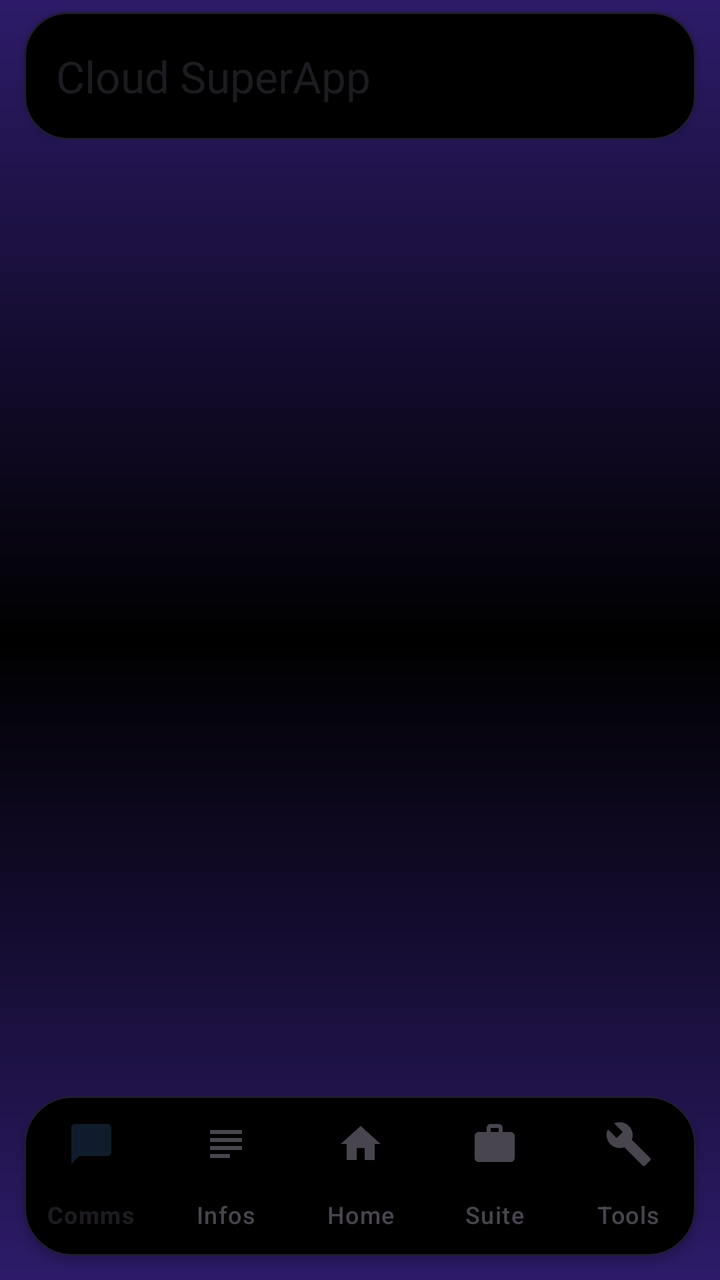
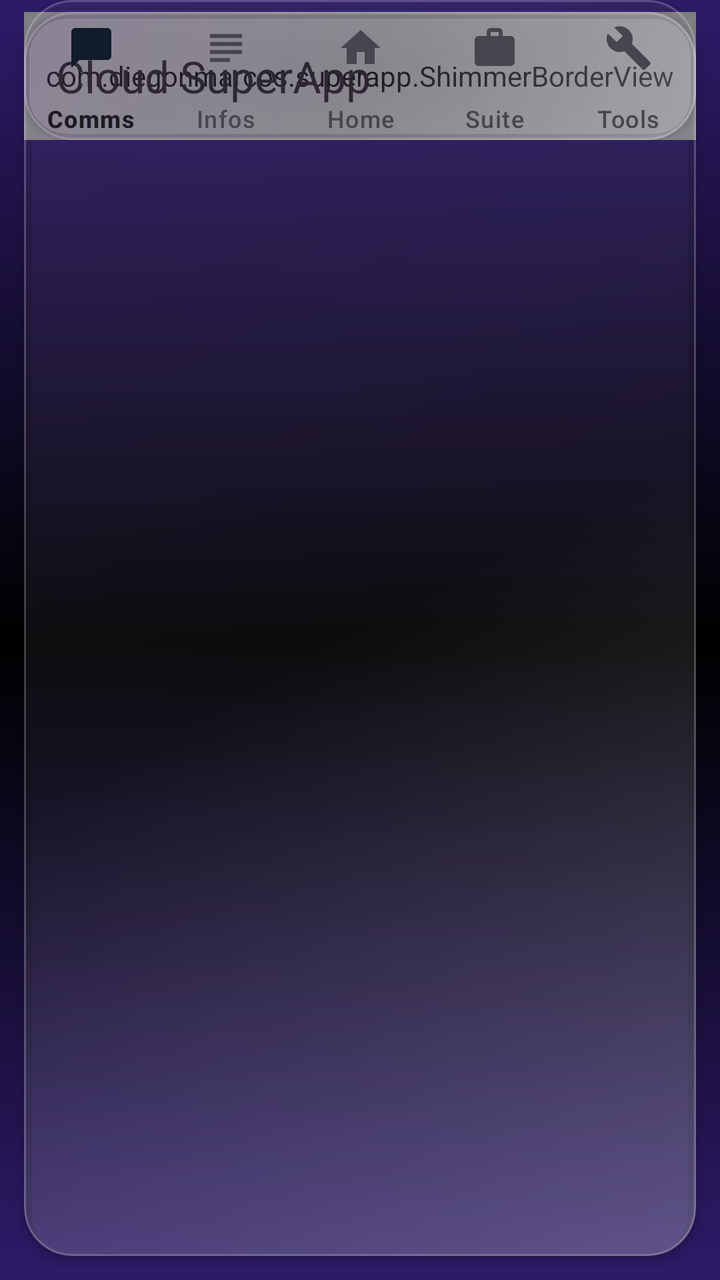

Before-and-after screenshots of an Android layout around one commit, followed by the original layout XML and the change that was made.
<!-- AndroidManifest.xml: application theme Theme.Superapp -->
<!-- res/layout/activity_main.xml -->
<?xml version="1.0" encoding="utf-8"?>
<androidx.drawerlayout.widget.DrawerLayout
    xmlns:android="http://schemas.android.com/apk/res/android"
    xmlns:app="http://schemas.android.com/apk/res-auto"
    xmlns:tools="http://schemas.android.com/tools"
    android:id="@+id/drawer_layout"
    android:layout_width="match_parent"
    android:layout_height="match_parent"
    android:fitsSystemWindows="true"
    tools:openDrawer="start">

    <androidx.coordinatorlayout.widget.CoordinatorLayout
        android:layout_width="match_parent"
        android:layout_height="match_parent"
        android:background="@drawable/bg_gradient_black_purple">

        
        <com.google.android.material.appbar.AppBarLayout
            android:id="@+id/app_bar"
            android:layout_width="match_parent"
            android:layout_height="wrap_content"
            android:background="@android:color/transparent"
            android:fitsSystemWindows="true"
            app:liftOnScroll="false">

            
            <com.google.android.material.card.MaterialCardView
                android:id="@+id/toolbar_island"
                android:layout_width="match_parent"
                android:layout_height="wrap_content"
                android:layout_marginStart="12dp"
                android:layout_marginEnd="12dp"
                android:layout_marginTop="6dp"
                app:cardCornerRadius="22dp"
                app:cardElevation="2dp"
                app:cardBackgroundColor="@color/glass_bg"
                app:strokeWidth="1dp"
                app:strokeColor="@color/glass_border">

                <com.google.android.material.appbar.MaterialToolbar
                    android:id="@+id/toolbar"
                    android:layout_width="match_parent"
                    android:layout_height="?attr/actionBarSize"
                    android:background="@android:color/transparent"
                    app:titleCentered="false"
                    app:titleTextAppearance="?attr/textAppearanceTitleLarge"
                    app:title="@string/app_name" />

            </com.google.android.material.card.MaterialCardView>
        </com.google.android.material.appbar.AppBarLayout>

        
        <androidx.fragment.app.FragmentContainerView
            android:id="@+id/fragment_container"
            android:layout_width="match_parent"
            android:layout_height="match_parent"
            android:layout_marginBottom="96dp"
            app:layout_behavior="@string/appbar_scrolling_view_behavior" />

        
        <com.google.android.material.card.MaterialCardView
            android:id="@+id/bottom_nav_island"
            android:layout_width="match_parent"
            android:layout_height="wrap_content"
            android:layout_gravity="bottom"
            android:layout_marginStart="12dp"
            android:layout_marginEnd="12dp"
            android:layout_marginBottom="12dp"
            app:cardCornerRadius="24dp"
            app:cardElevation="3dp"
            app:cardBackgroundColor="@color/glass_bg"
            app:strokeWidth="1dp"
            app:strokeColor="@color/glass_border">

            <com.google.android.material.bottomnavigation.BottomNavigationView
                android:id="@+id/bottom_nav"
                android:layout_width="match_parent"
                android:layout_height="wrap_content"
                android:background="@android:color/transparent"
                app:labelVisibilityMode="labeled"
                app:menu="@menu/bottom_nav" />

        </com.google.android.material.card.MaterialCardView>
    </androidx.coordinatorlayout.widget.CoordinatorLayout>

    
    <include layout="@layout/view_drawer_panel" />

</androidx.drawerlayout.widget.DrawerLayout>
<!-- res/layout/view_drawer_panel.xml (included above) -->
<?xml version="1.0" encoding="utf-8"?>
<LinearLayout xmlns:android="http://schemas.android.com/apk/res/android"
    xmlns:app="http://schemas.android.com/apk/res-auto"
    android:id="@+id/drawer_panel"
    android:layout_width="280dp"
    android:layout_height="match_parent"
    android:layout_gravity="start"
    android:background="?attr/colorSurface"
    android:fitsSystemWindows="true"
    android:orientation="vertical">

    <com.google.android.material.tabs.TabLayout
        android:id="@+id/drawer_tabs"
        android:layout_width="match_parent"
        android:layout_height="wrap_content"
        app:tabGravity="fill"
        app:tabMode="fixed" />

    
    <com.google.android.material.tabs.TabLayout
        android:id="@+id/drawer_page_tabs"
        android:layout_width="match_parent"
        android:layout_height="wrap_content"
        android:background="?attr/colorSurfaceVariant"
        android:visibility="gone"
        app:tabMode="scrollable"
        app:tabContentStart="8dp"
        app:tabPaddingStart="12dp"
        app:tabPaddingEnd="12dp"
        app:tabTextAppearance="?attr/textAppearanceLabelMedium" />

    <androidx.fragment.app.FragmentContainerView
        android:id="@+id/drawer_content"
        android:layout_width="match_parent"
        android:layout_height="0dp"
        android:layout_weight="1" />
</LinearLayout>
<!-- resources referenced by this layout -->
<resources>
  <color name="glass_bg">#FF000000</color>
  <color name="glass_border">#33A78BFA</color>
  <!-- drawable bg_gradient_black_purple (drawable) -->
  <?xml version="1.0" encoding="utf-8"?>
  <shape xmlns:android="http://schemas.android.com/apk/res/android"
      android:shape="rectangle">
      <gradient
          android:type="linear"
          android:angle="270"
          android:startColor="#FF2D1B69"
          android:centerColor="#FF000000"
          android:endColor="#FF2D1B69" />
  </shape>
  <string name="app_name">Cloud SuperApp</string>
  <style name="Theme.Superapp" parent="Theme.Material3.DayNight.NoActionBar">
          
          <item name="colorPrimary">@color/cloud_primary</item>
          <item name="colorOnPrimary">@color/cloud_on_primary</item>
          <item name="colorPrimaryContainer">@color/cloud_primary_container</item>
          <item name="colorOnPrimaryContainer">@color/cloud_on_primary_container</item>
          <item name="colorSecondary">@color/cloud_secondary</item>
          <item name="colorSecondaryContainer">@color/cloud_secondary_container</item>
          <item name="colorOnSecondaryContainer">@color/cloud_on_secondary_container</item>
          <item name="colorTertiary">@color/cloud_tertiary</item>
          <item name="colorTertiaryContainer">@color/cloud_tertiary_container</item>
  
          
          <item name="android:windowBackground">@drawable/bg_gradient_black_purple</item>
          <item name="android:colorBackground">#FF000000</item>
  
          
          <item name="android:statusBarColor" tools:targetApi="lollipop">@android:color/transparent</item>
          <item name="android:navigationBarColor" tools:targetApi="lollipop">@android:color/transparent</item>
          <item name="android:windowDrawsSystemBarBackgrounds" tools:targetApi="lollipop">true</item>
          <item name="android:windowLightStatusBar" tools:targetApi="m">false</item>
          <item name="android:windowLightNavigationBar" tools:targetApi="o_mr1">false</item>
          <item name="android:enforceStatusBarContrast" tools:targetApi="q">false</item>
          <item name="android:enforceNavigationBarContrast" tools:targetApi="q">false</item>
  
          
          <item name="bottomNavigationStyle">@style/Widget.CloudSuperApp.BottomNavigationView</item>
      </style>
  <color name="cloud_primary">#FF1565C0</color>
  <color name="cloud_on_primary">#FFFFFFFF</color>
  <color name="cloud_primary_container">#FFD0E4FF</color>
  <color name="cloud_on_primary_container">#FF001D36</color>
  <color name="cloud_secondary">#FF535F70</color>
  <color name="cloud_secondary_container">#FFD7E3F7</color>
  <color name="cloud_on_secondary_container">#FF101C2B</color>
  <color name="cloud_tertiary">#FF6B5778</color>
  <color name="cloud_tertiary_container">#FFF3DAFF</color>
  <style name="Widget.CloudSuperApp.BottomNavigationView" parent="Widget.Material3.BottomNavigationView">
          <item name="itemActiveIndicatorStyle">@style/Widget.CloudSuperApp.BottomNavigationView.ActiveIndicator</item>
      </style>
  <style name="Widget.CloudSuperApp.BottomNavigationView.ActiveIndicator" parent="Widget.Material3.BottomNavigationView.ActiveIndicator">
          <item name="android:color">@color/cloud_primary_container</item>
      </style>
</resources>

<!-- the commit's change to res/layout/activity_main.xml (unified diff, before → after) -->
@@ -24,29 +24,46 @@
             app:liftOnScroll="false">
 
             
-            <com.google.android.material.card.MaterialCardView
-                android:id="@+id/toolbar_island"
+            
+            <FrameLayout
                 android:layout_width="match_parent"
                 android:layout_height="wrap_content"
                 android:layout_marginStart="12dp"
                 android:layout_marginEnd="12dp"
-                android:layout_marginTop="6dp"
-                app:cardCornerRadius="22dp"
-                app:cardElevation="2dp"
-                app:cardBackgroundColor="@color/glass_bg"
-                app:strokeWidth="1dp"
-                app:strokeColor="@color/glass_border">
+                android:layout_marginTop="6dp">
 
-                <com.google.android.material.appbar.MaterialToolbar
-                    android:id="@+id/toolbar"
+                <com.google.android.material.card.MaterialCardView
+                    android:id="@+id/toolbar_island"
                     android:layout_width="match_parent"
-                    android:layout_height="?attr/actionBarSize"
-                    android:background="@android:color/transparent"
-                    app:titleCentered="false"
-                    app:titleTextAppearance="?attr/textAppearanceTitleLarge"
-                    app:title="@string/app_name" />
+                    android:layout_height="wrap_content"
+                    app:cardCornerRadius="22dp"
+                    app:cardElevation="2dp"
+                    app:cardBackgroundColor="@android:color/transparent"
+                    app:strokeWidth="0dp">
 
-            </com.google.android.material.card.MaterialCardView>
+                    
+                    <View
+                        android:layout_width="match_parent"
+                        android:layout_height="match_parent"
+                        android:background="@drawable/bg_liquid_glass" />
+
+                    <com.google.android.material.appbar.MaterialToolbar
+                        android:id="@+id/toolbar"
+                        android:layout_width="match_parent"
+                        android:layout_height="?attr/actionBarSize"
+                        android:background="@android:color/transparent"
+                        app:titleCentered="false"
+                        app:titleTextAppearance="?attr/textAppearanceTitleLarge"
+                        app:title="@string/app_name" />
+
+                </com.google.android.material.card.MaterialCardView>
+
+                
+                <com.diegonmarcos.superapp.ShimmerBorderView
+                    android:id="@+id/toolbar_shimmer"
+                    android:layout_width="match_parent"
+                    android:layout_height="match_parent" />
+            </FrameLayout>
         </com.google.android.material.appbar.AppBarLayout>
 
         
@@ -68,9 +85,14 @@
             android:layout_marginBottom="12dp"
             app:cardCornerRadius="24dp"
             app:cardElevation="3dp"
-            app:cardBackgroundColor="@color/glass_bg"
-            app:strokeWidth="1dp"
-            app:strokeColor="@color/glass_border">
+            app:cardBackgroundColor="@android:color/transparent"
+            app:strokeWidth="0dp">
+
+            
+            <View
+                android:layout_width="match_parent"
+                android:layout_height="match_parent"
+                android:background="@drawable/bg_liquid_glass" />
 
             <com.google.android.material.bottomnavigation.BottomNavigationView
                 android:id="@+id/bottom_nav"
<!-- resource entries referenced after the edit -->
@@ -1,7 +1,5 @@
 <!-- resources referenced by this layout -->
 <resources>
-  <color name="glass_bg">#FF000000</color>
-  <color name="glass_border">#33A78BFA</color>
   <!-- drawable bg_gradient_black_purple (drawable) -->
   <?xml version="1.0" encoding="utf-8"?>
   <shape xmlns:android="http://schemas.android.com/apk/res/android"
@@ -13,6 +11,30 @@
           android:centerColor="#FF000000"
           android:endColor="#FF2D1B69" />
   </shape>
+  <!-- drawable bg_liquid_glass (drawable) -->
+  <?xml version="1.0" encoding="utf-8"?>
+  <layer-list xmlns:android="http://schemas.android.com/apk/res/android">
+      <item>
+          <shape android:shape="rectangle">
+              <corners android:radius="24dp" />
+              <gradient
+                  android:type="linear"
+                  android:angle="135"
+                  android:startColor="#40FFFFFF"
+                  android:centerColor="#0DFFFFFF"
+                  android:endColor="#1AB794F4" />
+          </shape>
+      </item>
+      
+      <item>
+          <shape android:shape="rectangle">
+              <corners android:radius="24dp" />
+              <stroke
+                  android:width="1dp"
+                  android:color="#33FFFFFF" />
+          </shape>
+      </item>
+  </layer-list>
   <string name="app_name">Cloud SuperApp</string>
   <style name="Theme.Superapp" parent="Theme.Material3.DayNight.NoActionBar">
           
